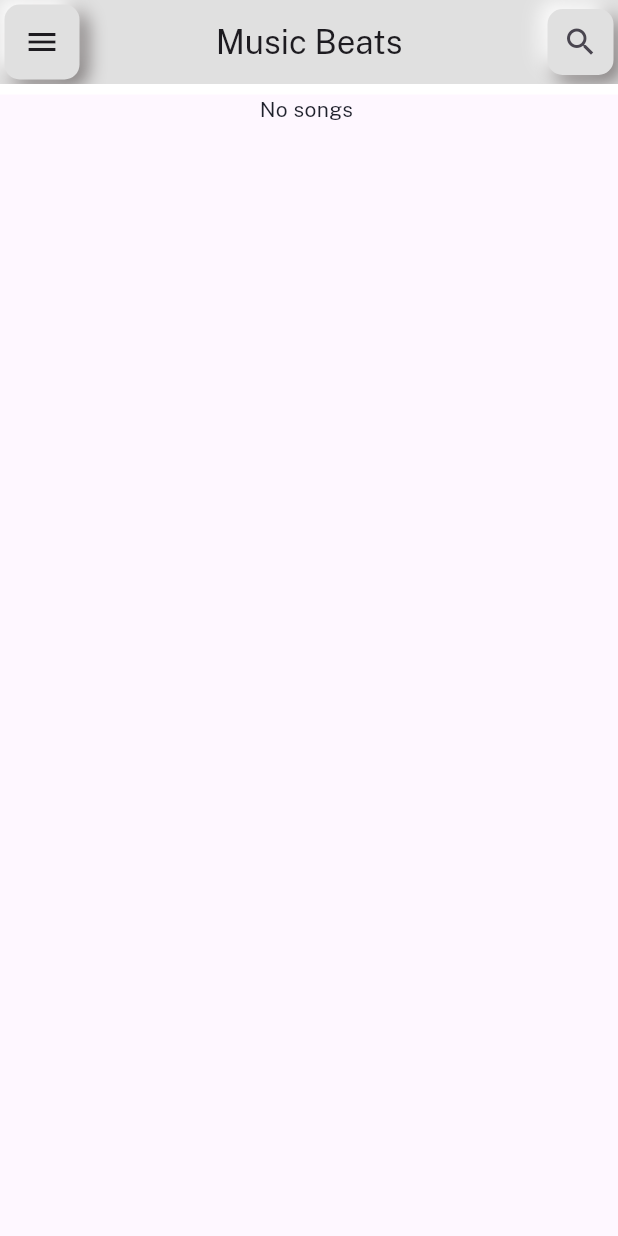
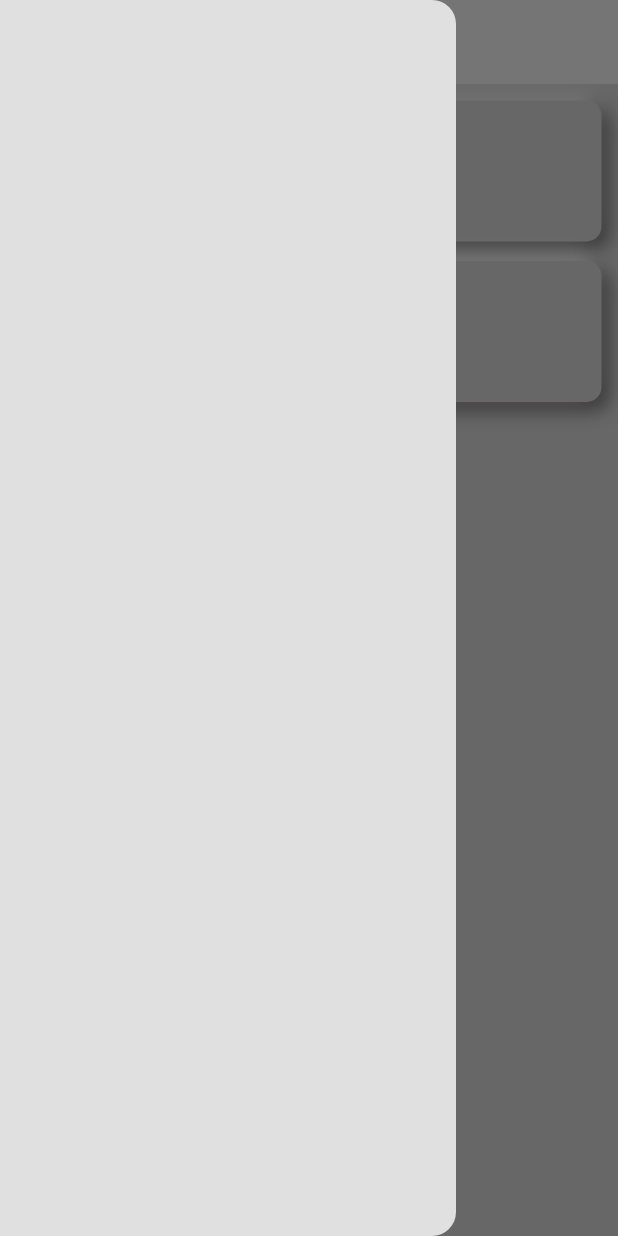
Before and after one commit to sovaamahato/Music_Beats, a Flutter app: the screen it shows after launch, with the side drawer open (before the commit the screen has no drawer), on a phone screen of 412 x 824 dp. Run offline on Flutter 3.47's test engine with Material 3 defaults, Android fonts, the light colour scheme and no system bars; our stand-ins replace get, just_audio, on_audio_query, permission_handler.

Commit message:
next and previous functionality and drawer in appbar

```diff
--- /dev/null
+++ b/lib/components/my_drawer.dart
@@ -0,0 +1,12 @@
+import 'package:flutter/material.dart';
+
+class MyDrawer extends StatelessWidget {
+  const MyDrawer({super.key});
+
+  @override
+  Widget build(BuildContext context) {
+    return Drawer(
+      backgroundColor: Theme.of(context).colorScheme.background,
+    );
+  }
+}
--- a/lib/home_screen.dart
+++ b/lib/home_screen.dart
@@ -1,10 +1,59 @@
 import 'package:flutter/material.dart';
+import 'package:get/get.dart';
+import 'package:music_beats/components/my_box.dart';
+import 'package:music_beats/components/my_drawer.dart';
+import 'package:music_beats/views/device_songs_screen.dart';
 
 class HomeScreen extends StatelessWidget {
   const HomeScreen({super.key});
 
   @override
   Widget build(BuildContext context) {
-    return Scaffold();
+    return Scaffold(
+        backgroundColor: Theme.of(context).colorScheme.background,
+        appBar: AppBar(
+          centerTitle: true,
+          title: const Text("M U S I C   Beats"),
+        ),
+        drawer: MyDrawer(),
+        body: Padding(
+          padding: const EdgeInsets.all(8.0),
+          child: Column(
+            children: [
+              SizedBox(
+                height: 100,
+                width: double.infinity,
+                child: InkWell(
+                  onTap: () {
+                    // Get.to(() => );
+                  },
+                  child: const MyBox(
+                    child: Align(
+                      alignment: Alignment.centerLeft,
+                      child: Text(" Your playlist"),
+                    ),
+                  ),
+                ),
+              ),
+              const SizedBox(
+                height: 7,
+              ),
+              InkWell(
+                onTap: () {
+                  Get.to(() => const DeviceSongsScreen());
+                },
+                child: const SizedBox(
+                  height: 100,
+                  width: double.infinity,
+                  child: MyBox(
+                    child: Align(
+                        alignment: Alignment.centerLeft,
+                        child: Text(" Songs from this device")),
+                  ),
+                ),
+              ),
+            ],
+          ),
+        ));
   }
 }
--- a/lib/main.dart
+++ b/lib/main.dart
@@ -1,8 +1,9 @@
 import 'package:flutter/material.dart';
 import 'package:get/get.dart';
+import 'package:music_beats/themes/light_mode.dart';
 
 import 'home_screen.dart';
-import 'views/Home.dart';
+import 'views/device_songs_screen.dart';
 
 void main() {
   runApp(const MyApp());
@@ -14,14 +15,9 @@ class MyApp extends StatelessWidget {
   @override
   Widget build(BuildContext context) {
     return GetMaterialApp(
-      theme: ThemeData(
-        fontFamily: "sans_regular",
-        // appBarTheme: const AppBarTheme(
-        //   backgroundColor: Colors.white,
-        // ),
-      ),
+      theme: lightMode,
       debugShowCheckedModeBanner: false,
-      home: const Home(),
+      home: const HomeScreen(),
     );
   }
 }
--- /dev/null
+++ b/lib/themes/light_mode.dart
@@ -0,0 +1,10 @@
+import 'package:flutter/material.dart';
+
+ThemeData lightMode = ThemeData(
+  fontFamily: "sans_regular",
+  colorScheme: ColorScheme.light(
+      background: Colors.grey.shade300,
+      primary: Colors.grey.shade500,
+      secondary: Colors.grey.shade200,
+      inversePrimary: Colors.grey.shade900),
+);
--- a/lib/views/Home.dart
+++ b/lib/views/device_songs_screen.dart
@@ -7,8 +7,8 @@ import 'package:music_beats/controller/player_controller.dart';
 import 'package:music_beats/views/player.dart';
 import 'package:on_audio_query/on_audio_query.dart';
 
-class Home extends StatelessWidget {
-  const Home({super.key});
+class DeviceSongsScreen extends StatelessWidget {
+  const DeviceSongsScreen({super.key});
 
   @override
   Widget build(BuildContext context) {
@@ -106,8 +106,7 @@ class Home extends StatelessWidget {
                                               : null,
                                       onTap: () {
                                         Get.to(
-                                            () => Player(
-                                                data: snapshot.data![index]),
+                                            () => Player(data: snapshot.data!),
                                             transition: Transition.downToUp);
                                         controller.playSongs(
                                             snapshot.data![index].uri, index);
```
Also changed, not shown: lib/controller/player_controller.dart (+27 -4 lines), lib/themes/dark_mode.dart (added, +10 -0 lines), lib/views/player.dart (+52 -17 lines), lib/views/playlist.dart (added).
